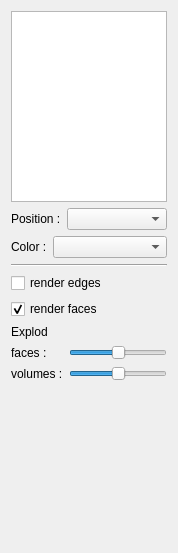
The window that SCHNApps/Plugins/renderExplod/forms/renderExplod.ui (cgogn/CGoGN) describes before a commit, drawn with Qt 5.
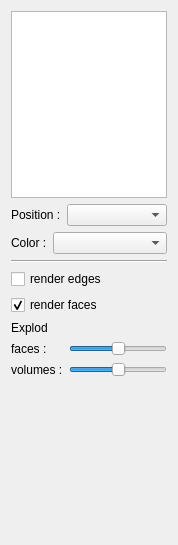
The same window after the commit.

```diff
--- a/SCHNApps/Plugins/renderExplod/forms/renderExplod.ui
+++ b/SCHNApps/Plugins/renderExplod/forms/renderExplod.ui
@@ -7,7 +7,7 @@
     <x>0</x>
     <y>0</y>
     <width>174</width>
-    <height>553</height>
+    <height>545</height>
    </rect>
   </property>
   <property name="windowTitle">
```
